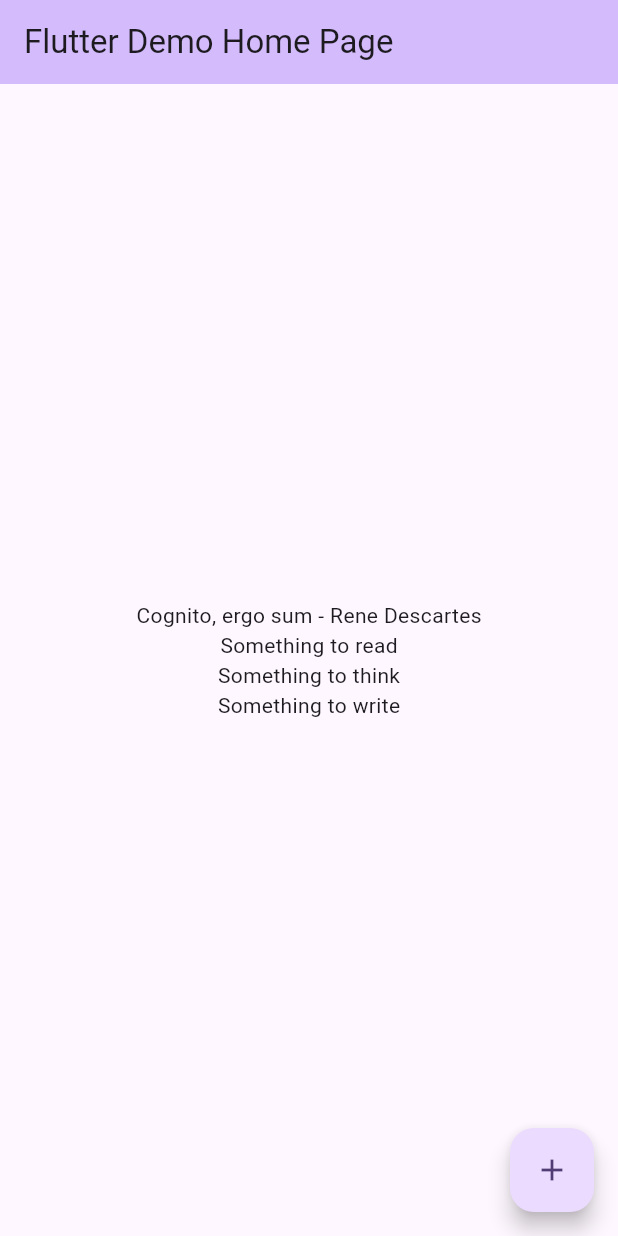
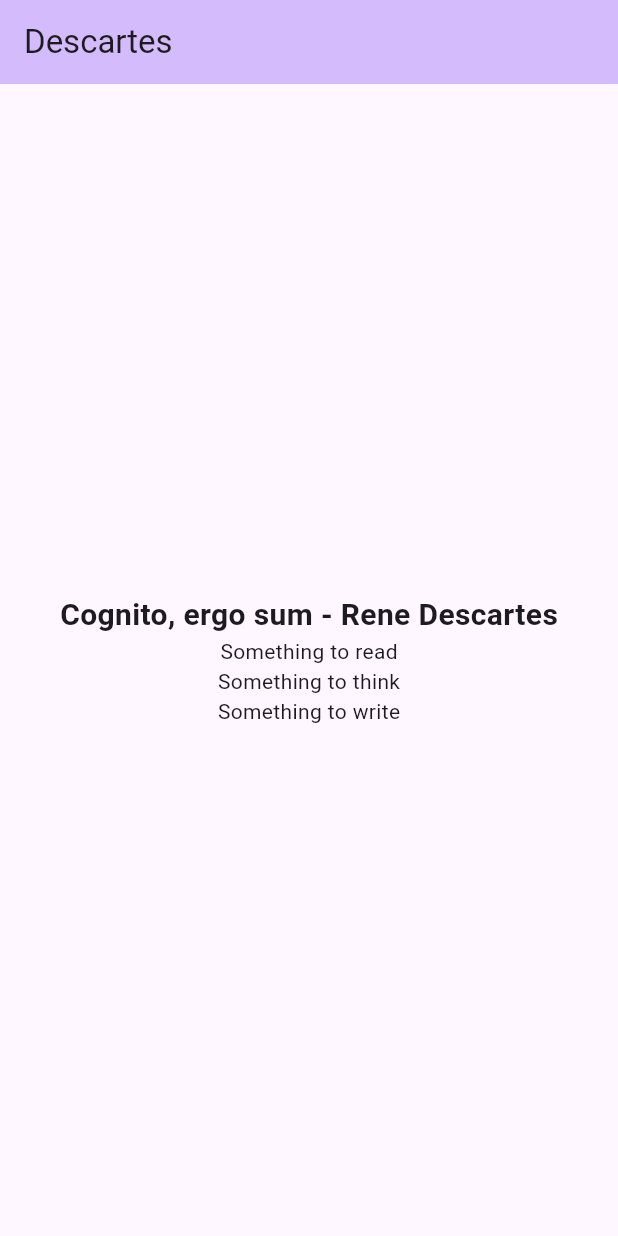
Before and after one commit to thechaos16/descartes, a Flutter app: the screen it shows after launch, on a phone screen of 412 x 824 dp. Run offline on Flutter 3.47's test engine with Material 3 defaults, Android fonts, the phone set to English and light mode, and no system bars.

Commit message:
update gestuerdetector.ontap

```diff
--- a/lib/main.dart
+++ b/lib/main.dart
@@ -16,7 +16,7 @@ class Descartes extends StatelessWidget {
         colorScheme: ColorScheme.fromSeed(seedColor: const Color.fromARGB(255, 192, 161, 245)),
         useMaterial3: true,
       ),
-      home: const MainPage(title: 'Flutter Demo Home Page'),
+      home: const MainPage(title: 'Descartes'),
     );
   }
 }
@@ -29,12 +29,7 @@ class MainPage extends StatefulWidget {
 }
 
 class _MainPageState extends State<MainPage> {
-  int _counter = 0;
-  void _incrementCounter() {
-    setState(() {
-      _counter++;
-    });
-  }
+  bool _clicked = false;
 
   @override
   Widget build(BuildContext context) {
@@ -43,30 +38,40 @@ class _MainPageState extends State<MainPage> {
         backgroundColor: Theme.of(context).colorScheme.inversePrimary,
         title: Text(widget.title),
       ),
-      body: Center(
+      body: Container(
+        alignment: FractionalOffset.center,
         child: Column(
           mainAxisAlignment: MainAxisAlignment.center,
           children: <Widget>[
-            const Text(
-              'Cognito, ergo sum - Rene Descartes',
+            GestureDetector(
+              onTap: () {
+                setState(() {
+                  print(_clicked);
+                  _clicked = !_clicked;
+                });
+              },
+              child: Container(
+                child: Text(
+                  _clicked ? 'clicked' : 'Cognito, ergo sum - Rene Descartes',
+                  style: TextStyle(
+                    fontWeight: FontWeight.bold,
+                    fontSize: 20,
+                  )
+                ),
+              )
             ),
-            const Text(
+            Text(
               'Something to read',
             ),
-            const Text(
+            Text(
               'Something to think',
             ),
-            const Text(
+            Text(
               'Something to write',
             ),
           ],
         ),
       ),
-      floatingActionButton: FloatingActionButton(
-        onPressed: _incrementCounter,
-        tooltip: 'Increment',
-        child: const Icon(Icons.add),
-      ),
     );
   }
 }
```
